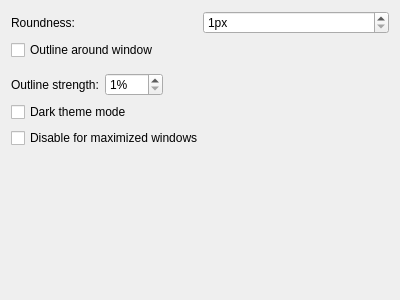
The window that lightlyshaders_config.ui (luisbocanegra/LightlyShaders) describes before a commit, drawn with Qt 5.
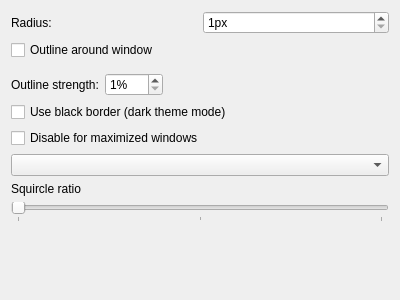
The same window after the commit.

Commit message: Add squircled corners

Diff of the .ui file:
```diff
--- a/lightlyshaders_config.ui
+++ b/lightlyshaders_config.ui
@@ -21,7 +21,7 @@
        <item>
         <widget class="QLabel" name="label">
          <property name="text">
-          <string>Roundness:</string>
+          <string>Radius:</string>
          </property>
         </widget>
        </item>
@@ -90,7 +90,7 @@
      <item>
       <widget class="QCheckBox" name="darkTheme">
        <property name="text">
-        <string>Dark theme mode</string>
+        <string>Use black border (dark theme mode)</string>
        </property>
       </widget>
      </item> 
@@ -100,7 +100,40 @@
         <string>Disable for maximized windows</string>
        </property>
       </widget>
-     </item>     
+     </item> 
+     <item>
+      <widget class="QComboBox" name="cornersType">
+      </widget>
+     </item> 
+     <item>
+      <widget class="QLabel" name="squircleRatioLabel">
+       <property name="text">
+        <string>Squircle ratio</string>
+       </property>
+      </widget>
+     </item> 
+     <item>
+      <widget class="QSlider" name="squircleRatio">
+       <property name="minimum">
+        <number>0</number>
+       </property>
+       <property name="maximum">
+        <number>24</number>
+       </property>
+       <property name="pageStep">
+        <number>12</number>
+       </property>
+       <property name="orientation">
+        <enum>Qt::Horizontal</enum>
+       </property>
+       <property name="tickPosition">
+        <enum>QSlider::TicksBelow</enum>
+       </property>
+       <property name="tickInterval">
+        <number>12</number>
+       </property>
+      </widget>
+     </item>    
      <item>
       <spacer name="verticalSpacer">
        <property name="orientation">
```
The commit also changes 3 other files.
